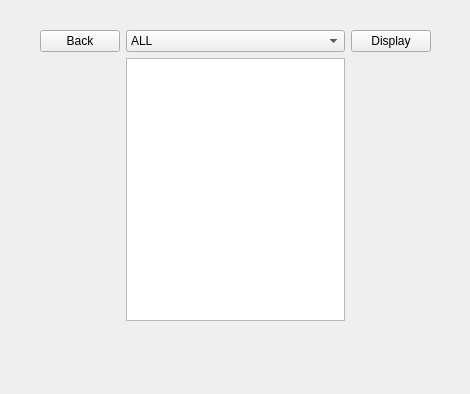
This is CSE412_UI/County.ui in devi1X/CSE412_DatabaseProject as Qt 5 draws it before an edit. The edited form follows.
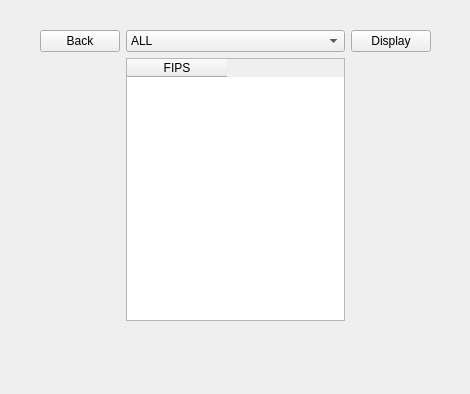
This is the edited form.

Patch:
```diff
--- a/CSE412_UI/County.ui
+++ b/CSE412_UI/County.ui
@@ -57,7 +57,13 @@
      </widget>
     </item>
     <item row="1" column="2">
-     <widget class="QTableWidget" name="table"/>
+     <widget class="QTableWidget" name="tableWidget">
+      <column>
+       <property name="text">
+        <string>FIPS</string>
+       </property>
+      </column>
+     </widget>
     </item>
    </layout>
   </widget>
```
Left out of the diff: 14 changed lines with no effect on the pictures.
